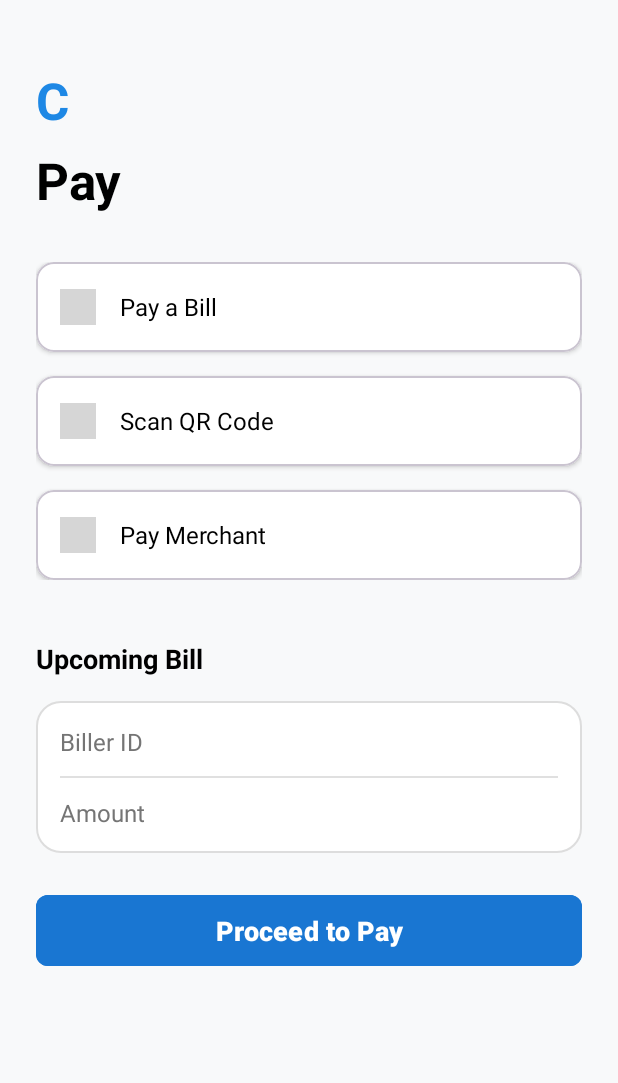
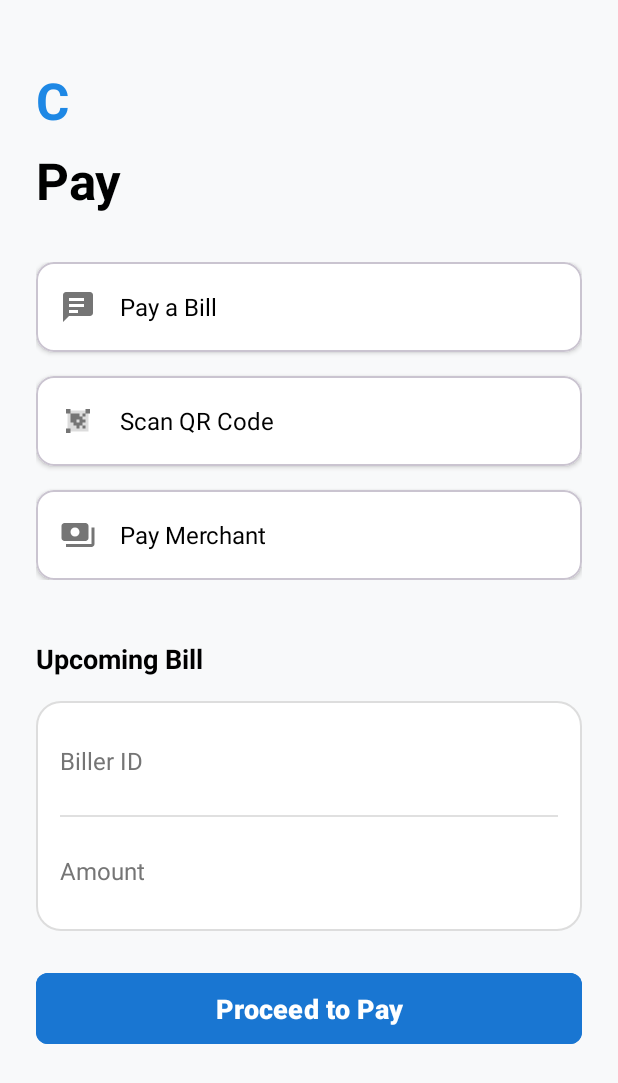
Before and after one commit to AhmedHussamRashed/Cashly_Easy, an Android app: the PayActivity screen opened directly, with no data from a screen before it, on a phone screen of 412 x 824 dp. Shown: the top 1083 px of the screen. Run offline under Robolectric (Android 15) with nearby library versions, the light colour scheme and no system bars; grey boxes are pictures that could not be loaded.

Commit message:
update code1

```diff
--- a/app/src/main/AndroidManifest.xml
+++ b/app/src/main/AndroidManifest.xml
@@ -26,9 +26,7 @@
         <activity
             android:name=".ReceiptsActivity"
             android:exported="false" />
-        <activity
-            android:name=".item_device"
-            android:exported="false" />
+
         <activity
             android:name=".SecuritySettingsActivity"
             android:exported="false" />
--- a/app/src/main/java/com/example/cashlyeasy/EditProfileActivity.java
+++ b/app/src/main/java/com/example/cashlyeasy/EditProfileActivity.java
@@ -1,4 +1,4 @@
-package com.example.cashlyeasy; // استبدل باسم الحزمة الخاص بمشروعك
+package com.example.cashlyeasy;
 
 import androidx.appcompat.app.AppCompatActivity;
 
--- a/app/src/main/java/com/example/cashlyeasy/HomeActivity.java
+++ b/app/src/main/java/com/example/cashlyeasy/HomeActivity.java
@@ -2,7 +2,7 @@ package com.example.cashlyeasy;
 
 import android.content.Intent;
 import android.os.Bundle;
-import android.view.MenuItem; // مهم جداً
+import android.view.MenuItem;
 import android.view.View;
 import android.widget.LinearLayout;
 import android.widget.TextView;
@@ -39,7 +39,7 @@ public class HomeActivity extends AppCompatActivity {
         rvTransactions = findViewById(R.id.rvTransactions);
         bottomNavigationView = findViewById(R.id.bottomNavigationView);
 
-        // تأكد أن هذه الـ ids هي LinearLayout في xml
+
         sendButton = findViewById(R.id.send);
         requestButton = findViewById(R.id.request);
         payButton = findViewById(R.id.pay);
--- a/app/src/main/java/com/example/cashlyeasy/PayActivity.java
+++ b/app/src/main/java/com/example/cashlyeasy/PayActivity.java
@@ -1,24 +1,78 @@
 package com.example.cashlyeasy;
 
+import androidx.appcompat.app.AppCompatActivity;
+import androidx.appcompat.app.AlertDialog;
+
+import android.content.DialogInterface;
 import android.os.Bundle;
-
-import androidx.activity.EdgeToEdge;
-import androidx.appcompat.app.AppCompatActivity;
-import androidx.core.graphics.Insets;
-import androidx.core.view.ViewCompat;
-import androidx.core.view.WindowInsetsCompat;
+import android.view.View;
+import android.widget.Button;
+import android.widget.EditText;
+import android.widget.Toast;
 
 public class PayActivity extends AppCompatActivity {
+
+    private EditText etBillerId;
+    private EditText etBillAmount;
+    private Button btnProceedToPay;
 
     @Override
     protected void onCreate(Bundle savedInstanceState) {
         super.onCreate(savedInstanceState);
-        EdgeToEdge.enable(this);
         setContentView(R.layout.activity_pay);
-        ViewCompat.setOnApplyWindowInsetsListener(findViewById(R.id.main), (v, insets) -> {
-            Insets systemBars = insets.getInsets(WindowInsetsCompat.Type.systemBars());
-            v.setPadding(systemBars.left, systemBars.top, systemBars.right, systemBars.bottom);
-            return insets;
+
+        // ربط عناصر الواجهة
+        etBillerId = findViewById(R.id.etBillerId);
+        etBillAmount = findViewById(R.id.etBillAmount);
+        btnProceedToPay = findViewById(R.id.btnProceedToPay);
+
+        // إضافة مستمع النقر لزر الدفع
+        btnProceedToPay.setOnClickListener(new View.OnClickListener() {
+            @Override
+            public void onClick(View v) {
+                // الحصول على القيم من حقول الإدخال (اختياري، يمكنك استخدامها في الرسالة)
+                String billerId = etBillerId.getText().toString().trim();
+                String amount = etBillAmount.getText().toString().trim();
+
+                // التحقق من أن الحقول ليست فارغة (اختياري)
+                if (billerId.isEmpty() || amount.isEmpty()) {
+                    Toast.makeText(PayActivity.this, "Please enter Biller ID and Amount", Toast.LENGTH_SHORT).show();
+                    return;
+                }
+
+                // إظهار مربع حوار تأكيد الدفع عبر باي بال
+                showPayPalConfirmationDialog(billerId, amount);
+            }
         });
     }
+
+    private void showPayPalConfirmationDialog(String billerId, String amount) {
+        AlertDialog.Builder builder = new AlertDialog.Builder(this);
+        builder.setTitle("Confirm PayPal Payment");
+        builder.setMessage("Do you want to pay " + amount + " for Biller ID: " + billerId + " using PayPal?");
+
+        // زر "Pay with PayPal"
+        builder.setPositiveButton("Pay with PayPal", new DialogInterface.OnClickListener() {
+            @Override
+            public void onClick(DialogInterface dialog, int which) {
+                // هنا تضع الكود الخاص ببدء عملية الدفع الفعلية عبر PayPal SDK
+                // حاليًا، سنعرض رسالة توست مؤقتة
+                Toast.makeText(PayActivity.this, "Initiating PayPal payment...", Toast.LENGTH_SHORT).show();
+                dialog.dismiss(); // إغلاق مربع الحوار بعد النقر
+            }
+        });
+
+        // زر "Cancel"
+        builder.setNegativeButton("Cancel", new DialogInterface.OnClickListener() {
+            @Override
+            public void onClick(DialogInterface dialog, int which) {
+                // إلغاء العملية وإغلاق مربع الحوار
+                dialog.dismiss();
+            }
+        });
+
+        // إنشاء وإظهار مربع الحوار
+        AlertDialog dialog = builder.create();
+        dialog.show();
+    }
 }
--- /dev/null
+++ b/app/src/main/res/drawable/ic_pay_bill.xml
@@ -0,0 +1,9 @@
+<vector xmlns:android="http://schemas.android.com/apk/res/android"
+    android:width="24dp"
+    android:height="24dp"
+    android:viewportWidth="24"
+    android:viewportHeight="24">
+    <path
+        android:fillColor="#FF6200EE"
+        android:pathData="M20,2H4c-1.1,0 -1.99,0.9 -1.99,2L2,22l4,-4h14c1.1,0 2,-0.9 2,-2V4c0,-1.1 -0.9,-2 -2,-2zm-8,14H6v-2h6v2zm4,-4H6v-2h10v2zm0,-4H6V6h10v2z"/>
+</vector>
--- /dev/null
+++ b/app/src/main/res/drawable/ic_pay_merchant.xml
@@ -0,0 +1,9 @@
+<vector xmlns:android="http://schemas.android.com/apk/res/android"
+    android:width="24dp"
+    android:height="24dp"
+    android:viewportWidth="24"
+    android:viewportHeight="24">
+    <path
+        android:fillColor="#FF6200EE"
+        android:pathData="M19,14V6c0,-1.1 -0.9,-2 -2,-2H3c-1.1,0 -2,0.9 -2,2v8c0,1.1 0.9,2 2,2h14c1.1,0 2,-0.9 2,-2zm-9,-1c-1.66,0 -3,-1.34 -3,-3s1.34,-3 3,-3 3,1.34 3,3 -1.34,3 -3,3zm13,-6v11c0,1.1 -0.9,2 -2,2H4v-2h17V7h2z"/>
+</vector>
--- /dev/null
+++ b/app/src/main/res/drawable/ic_scan_qr.xml
@@ -0,0 +1,17 @@
+<vector xmlns:android="http://schemas.android.com/apk/res/android"
+    android:width="48dp"
+    android:height="48dp"
+    android:viewportWidth="24"
+    android:viewportHeight="24">
+    <!-- الطبقة السفلية (الظل) -->
+    <path
+        android:fillColor="#40000000"
+        android:pathData="M5,5h14v14H5z"
+        android:translateX="1"
+        android:translateY="1"/>
+
+    <!-- الطبقة الرئيسية -->
+    <path
+        android:fillColor="#000000"
+        android:pathData="M4,4h3v3H4zM17,4h3v3h-3zM4,17h3v3H4zM7,7h2v2H7zM7,11h2v2H7zM11,7h2v2h-2zM11,15h2v2h-2zM15,7h2v2h-2zM15,11h2v2h-2zM15,15h2v2h-2zM9,7h2v8H9zM7,9h8v2H7zM13,11h2v4h-2zM11,13h4v2h-4z"/>
+</vector>
--- a/app/src/main/res/layout/activity_pay.xml
+++ b/app/src/main/res/layout/activity_pay.xml
@@ -180,15 +180,17 @@
         app:layout_constraintStart_toStartOf="parent"
         app:layout_constraintEnd_toEndOf="parent">
 
+        <!-- تم تعديل هذا الحقل لزيادة منطقة اللمس -->
         <EditText
             android:id="@+id/etBillerId"
             android:layout_width="match_parent"
-        android:layout_height="wrap_content"
+            android:layout_height="48dp"
             android:hint="Biller ID"
             android:inputType="text"
             android:background="@null"
             android:textColor="@color/black"
             android:textColorHint="@color/grey_text"
+            android:gravity="center_vertical"
             android:textSize="16sp"/>
 
         <View
@@ -198,15 +200,17 @@
             android:layout_marginTop="12dp"
             android:layout_marginBottom="12dp"/>
 
+        <!-- تم تعديل هذا الحقل لزيادة منطقة اللمس -->
         <EditText
             android:id="@+id/etBillAmount"
             android:layout_width="match_parent"
-        android:layout_height="wrap_content"
+            android:layout_height="48dp"
             android:hint="Amount"
             android:inputType="numberDecimal"
             android:background="@null"
             android:textColor="@color/black"
             android:textColorHint="@color/grey_text"
+            android:gravity="center_vertical"
             android:textSize="16sp"/>
 
     </LinearLayout>
```
Also changed, not shown: app/build.gradle (+10 -13 lines), app/src/main/java/com/example/cashlyeasy/item_device.java (deleted, +0 -24 lines), app/src/main/res/layout/activity_item_device.xml (deleted, +0 -10 lines), build.gradle (+3 -9 lines), settings.gradle (+11 -17 lines). Lines whose indentation alone changed are shown as unchanged.
